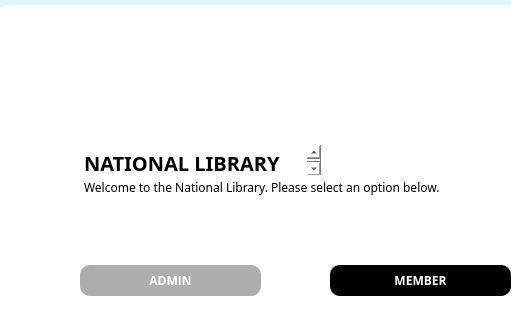
Qt form login.ui (TenacioussD/library_information_system) before a commit; both pictures show x 220 to 731 and y 145 to 465 of the 1037 by 683 pixel window.
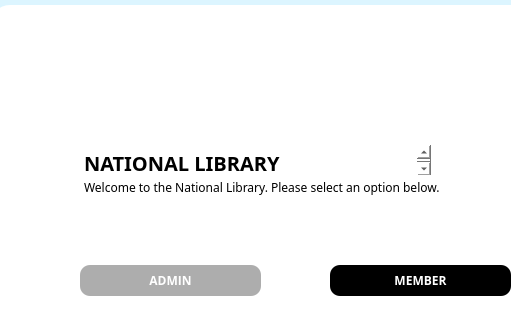
The same form after that commit. Icons and pictures are not drawn.

```diff
--- a/login.ui
+++ b/login.ui
@@ -119,7 +119,7 @@
        <rect>
         <x>90</x>
         <y>140</y>
-        <width>241</width>
+        <width>351</width>
         <height>31</height>
        </rect>
       </property>
```
